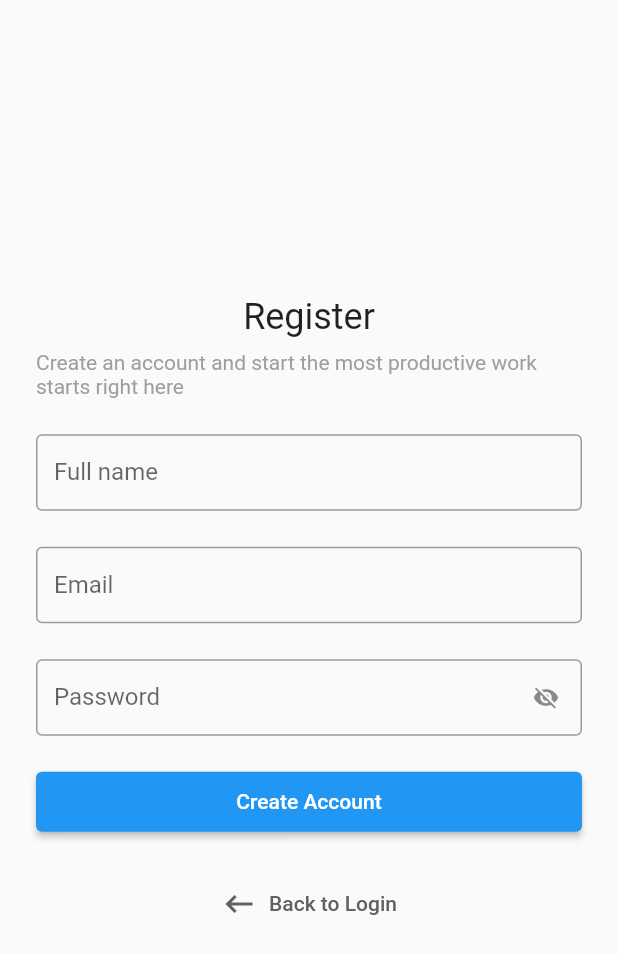
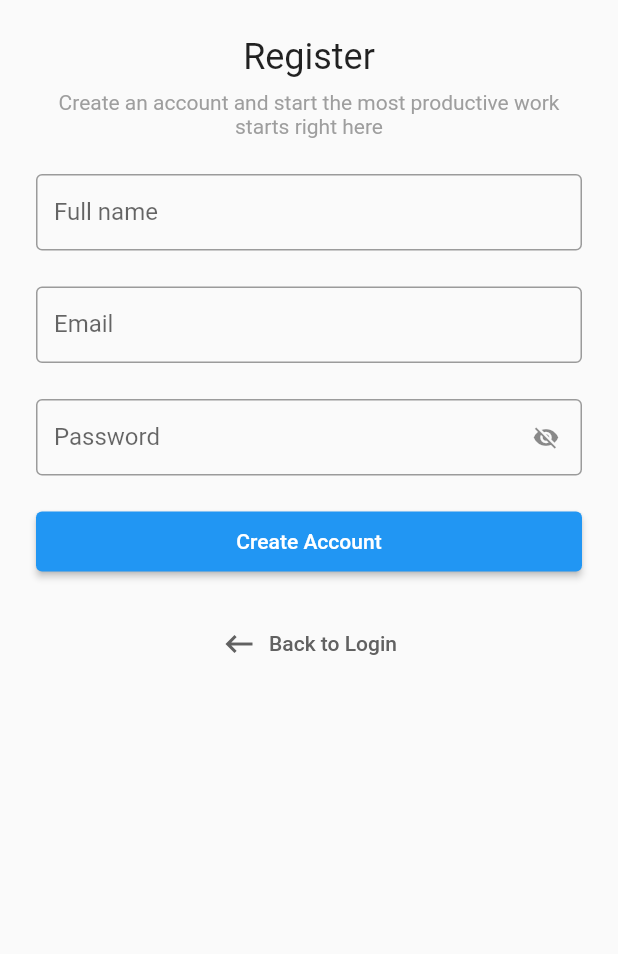
Before and after one commit to CoderJava/dipantau-desktop, a Flutter app: the RegisterPage screen opened by its route, on a phone screen of 412 x 824 dp. Shown: the top 954 px of the screen. Run offline on Flutter 3.47's test engine with Material 2 defaults, Android fonts, the phone set to English and light mode, and no system bars; our stand-ins replace bloc, bloc_concurrency, connectivity_plus, dartz, dio, easy_localization and 7 more; missing offline and left inert: window_manager; accounts and stored records are empty; generated files the repository leaves out were written again; Roboto replaces fonts that are missing (Ubuntu); statements that could not run were skipped.

Commit message:
Perbaikan halaman register_page.dart yang mengalami overflowed ketika teks validasinya muncul

```diff
--- a/lib/feature/presentation/page/register/register_page.dart
+++ b/lib/feature/presentation/page/register/register_page.dart
@@ -36,25 +36,28 @@ class _RegisterPageState extends State<RegisterPage> {
     return IgnorePointer(
       ignoring: isIgnorePointer,
       child: Scaffold(
-        body: Padding(
-          padding: const EdgeInsets.all(24),
-          child: SizedBox(
+        body: SizedBox(
           width: double.infinity,
           child: Form(
             key: formState,
-              child: Column(
-                mainAxisAlignment: MainAxisAlignment.center,
-                mainAxisSize: MainAxisSize.max,
+            child: ListView(
+              padding: const EdgeInsets.all(24),
               children: [
-                  Text(
+                Center(
+                  child: Text(
                     'register'.tr(),
                     style: Theme.of(context).textTheme.headlineSmall,
+                    textAlign: TextAlign.center,
+                  ),
                 ),
                 const SizedBox(height: 8),
-                  Text(
+                Center(
+                  child: Text(
                     'subtitle_register'.tr(),
                     style: Theme.of(context).textTheme.bodyMedium?.copyWith(
                           color: Colors.grey,
+                        ),
+                    textAlign: TextAlign.center,
                   ),
                 ),
                 const SizedBox(height: 24),
@@ -68,7 +71,6 @@ class _RegisterPageState extends State<RegisterPage> {
                 const SizedBox(height: 24),
                 buildWidgetButtonBackToLogin(),
               ],
-              ),
             ),
           ),
         ),
```
Lines whose indentation alone changed are shown as unchanged.
